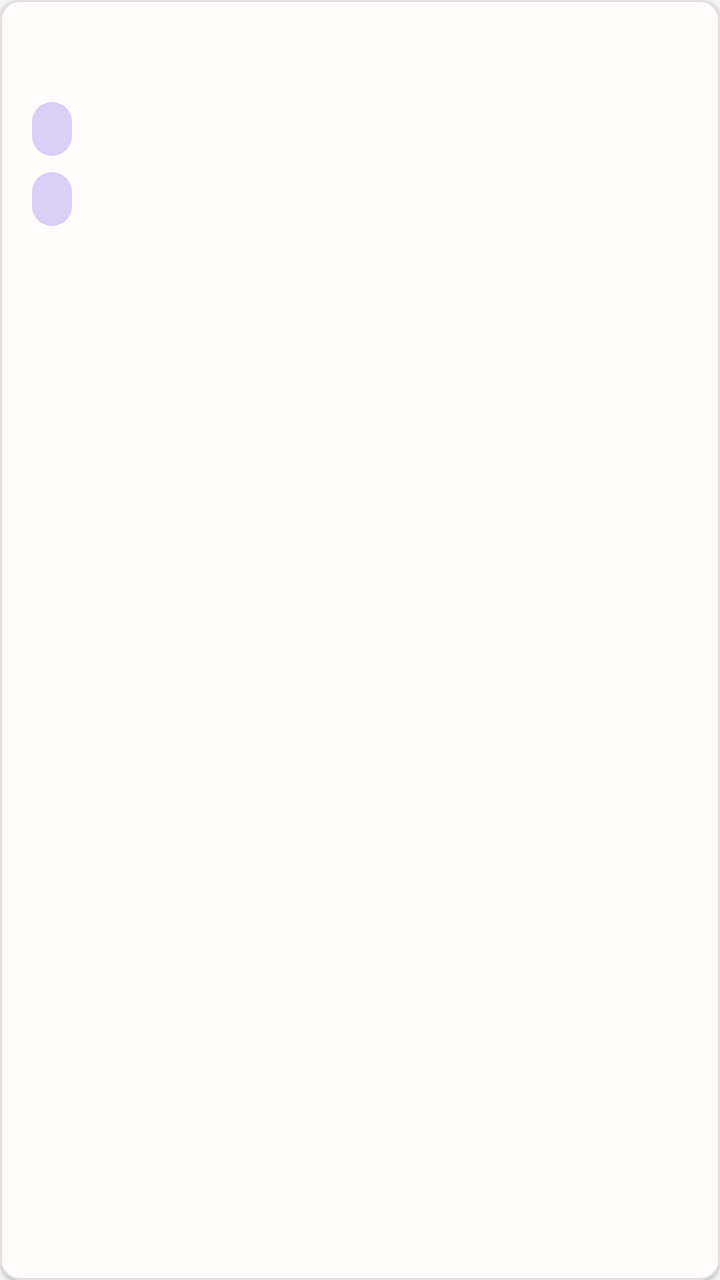
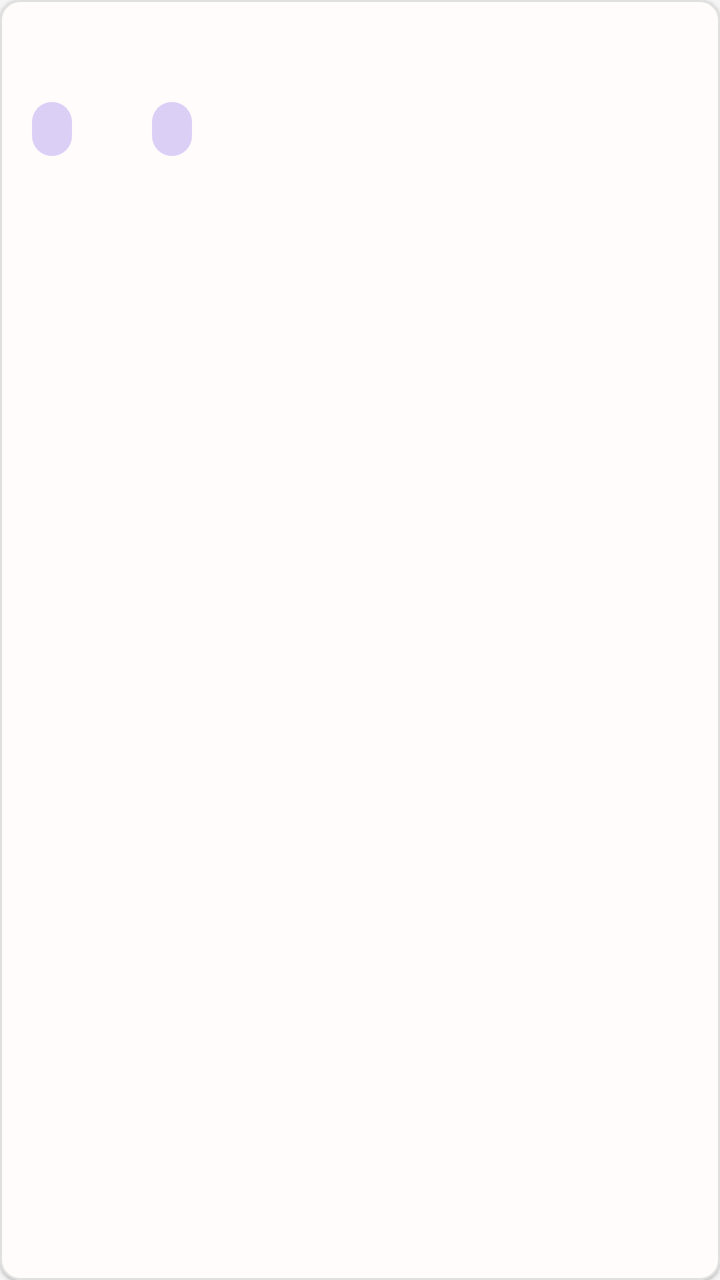

Compare the two renders of this Android layout. The source of the first and the diff that turns it into the second are given below.
<!-- AndroidManifest.xml: application theme Theme.TASKFORGE -->
<!-- res/layout/item_task.xml -->
<?xml version="1.0" encoding="utf-8"?>
<com.google.android.material.card.MaterialCardView xmlns:android="http://schemas.android.com/apk/res/android"
    xmlns:app="http://schemas.android.com/apk/res-auto"
    style="@style/Widget.TaskForge.CardView"
    android:layout_width="match_parent"
    android:layout_height="wrap_content"
    android:layout_margin="8dp">

    <LinearLayout
        android:layout_width="match_parent"
        android:layout_height="wrap_content"
        android:orientation="vertical"
        android:padding="16dp">

        <TextView
            android:id="@+id/tvTaskTitle"
            android:layout_width="match_parent"
            android:layout_height="wrap_content"
            android:textAppearance="@style/TextAppearance.TaskForge.Headline2"
            android:textColor="@color/ui_heading_text" />

        <LinearLayout
            android:layout_width="match_parent"
            android:layout_height="wrap_content"
            android:orientation="horizontal"
            android:layout_marginTop="8dp">

            <TextView
                android:id="@+id/tvTaskCategory"
                android:layout_width="wrap_content"
                android:layout_height="wrap_content"
                android:layout_marginEnd="8dp"
                style="@style/Widget.TaskForge.Tag" />

            <TextView
                android:id="@+id/tvTaskPriority"
                android:layout_width="wrap_content"
                android:layout_height="wrap_content"
                android:textAppearance="@style/TextAppearance.TaskForge.Caption"
                android:textColor="@color/ui_body_text" />
        </LinearLayout>

        <TextView
            android:id="@+id/tvTaskStatus"
            android:layout_width="wrap_content"
            android:layout_height="wrap_content"
            android:layout_marginTop="8dp"
            style="@style/Widget.TaskForge.Tag" />

    </LinearLayout>
</com.google.android.material.card.MaterialCardView>
<!-- resources referenced by this layout -->
<resources>
  <color name="ui_body_text">#4A4A4A</color>
  <color name="ui_heading_text">#212121</color>
  <style name="TextAppearance.TaskForge.Caption" parent="TextAppearance.Material3.BodyMedium">
          <item name="android:textSize">14sp</item>
          <item name="android:textStyle">normal</item>
          <item name="android:fontFamily">sans-serif-medium</item>
          <item name="android:textColor">@color/ui_hint_text</item>
      </style>
  <style name="TextAppearance.TaskForge.Headline2" parent="TextAppearance.Material3.TitleLarge">
          <item name="android:textSize">20sp</item>
          <item name="android:textStyle">normal</item>
          <item name="android:fontFamily">sans-serif-medium</item>
          <item name="android:textColor">@color/ui_heading_text</item>
      </style>
  <style name="Widget.TaskForge.CardView" parent="Widget.MaterialComponents.CardView">
          <item name="strokeColor">@color/ui_card_border</item>
          <item name="strokeWidth">1dp</item>
          <item name="cardCornerRadius">10dp</item>
          <item name="cardElevation">1dp</item>
          <item name="cardBackgroundColor">@color/white</item>
      </style>
  <style name="Theme.TASKFORGE" parent="Base.Theme.TASKFORGE" />
  <color name="ui_hint_text">#8E8E8E</color>
  <color name="ui_card_border">#E0E0E0</color>
  <color name="white">#FFFFFFFF</color>
  <!-- drawable bg_tag (drawable) -->
  <?xml version="1.0" encoding="utf-8"?>
  <shape xmlns:android="http://schemas.android.com/apk/res/android" android:shape="rectangle">
      <solid android:color="@color/ui_accent_secondary" />
      <corners android:radius="12dp" />
  </shape>
  <color name="ui_accent_secondary">#DCCFF6</color>
  <color name="ui_accent_primary">#FFCCB6</color>
  <color name="ui_background">#F5F5F5</color>
  <style name="TextAppearance.TaskForge.Headline1" parent="TextAppearance.Material3.HeadlineLarge">
          <item name="android:textSize">24sp</item>
          <item name="android:textStyle">bold</item>
          <item name="android:fontFamily">sans-serif</item>
          <item name="android:textColor">@color/ui_heading_text</item>
      </style>
  <style name="TextAppearance.TaskForge.Body" parent="TextAppearance.Material3.BodyLarge">
          <item name="android:textSize">16sp</item>
          <item name="android:textStyle">normal</item>
          <item name="android:fontFamily">sans-serif</item>
          <item name="android:textColor">@color/ui_body_text</item>
      </style>
  <style name="Widget.TaskForge.FAB" parent="Widget.MaterialComponents.FloatingActionButton">
          <item name="backgroundTint">@color/ui_accent_primary</item>
          <item name="tint">@color/white</item>
      </style>
  <style name="Widget.TaskForge.EditText" parent="Widget.MaterialComponents.TextInputEditText.OutlinedBox">
          <item name="android:textColor">@color/ui_body_text</item>
          <item name="android:textColorHint">@color/ui_hint_text</item>
          <item name="android:textSize">16sp</item>
          <item name="android:fontFamily">sans-serif</item>
      </style>
  <style name="Widget.TaskForge.BottomNavigationView" parent="Widget.MaterialComponents.BottomNavigationView">
          <item name="itemIconTint">@color/bottom_nav_tint</item>
          <item name="itemTextColor">@color/bottom_nav_tint</item>
          <item name="android:background">@color/white</item>
      </style>
  <style name="ThemeOverlay.TaskForge.MaterialAlertDialog" parent="ThemeOverlay.MaterialComponents.MaterialAlertDialog">
          <item name="materialAlertDialogBodyTextStyle">@style/TextAppearance.TaskForge.Body</item>
          <item name="shapeAppearanceOverlay">@style/ShapeAppearanceOverlay.TaskForge.Dialog</item>
      </style>
  <style name="ShapeAppearanceOverlay.TaskForge.Dialog" parent="">
          <item name="cornerFamily">rounded</item>
          <item name="cornerSize">20dp</item>
      </style>
  <!-- unchanged entries left out for length: 4 -->
</resources>

<!-- the commit's change to res/layout/item_task.xml (unified diff, before → after) -->
@@ -29,7 +29,7 @@
                 android:id="@+id/tvTaskCategory"
                 android:layout_width="wrap_content"
                 android:layout_height="wrap_content"
-                android:layout_marginEnd="8dp"
+                android:layout_marginEnd="20dp"
                 style="@style/Widget.TaskForge.Tag" />
 
             <TextView
@@ -37,15 +37,15 @@
                 android:layout_width="wrap_content"
                 android:layout_height="wrap_content"
                 android:textAppearance="@style/TextAppearance.TaskForge.Caption"
+                android:layout_marginEnd="20dp"
                 android:textColor="@color/ui_body_text" />
+
+            <TextView
+                android:id="@+id/tvTaskStatus"
+                android:layout_width="wrap_content"
+                android:layout_height="wrap_content"
+                style="@style/Widget.TaskForge.Tag" />
         </LinearLayout>
-
-        <TextView
-            android:id="@+id/tvTaskStatus"
-            android:layout_width="wrap_content"
-            android:layout_height="wrap_content"
-            android:layout_marginTop="8dp"
-            style="@style/Widget.TaskForge.Tag" />
 
     </LinearLayout>
 </com.google.android.material.card.MaterialCardView>
